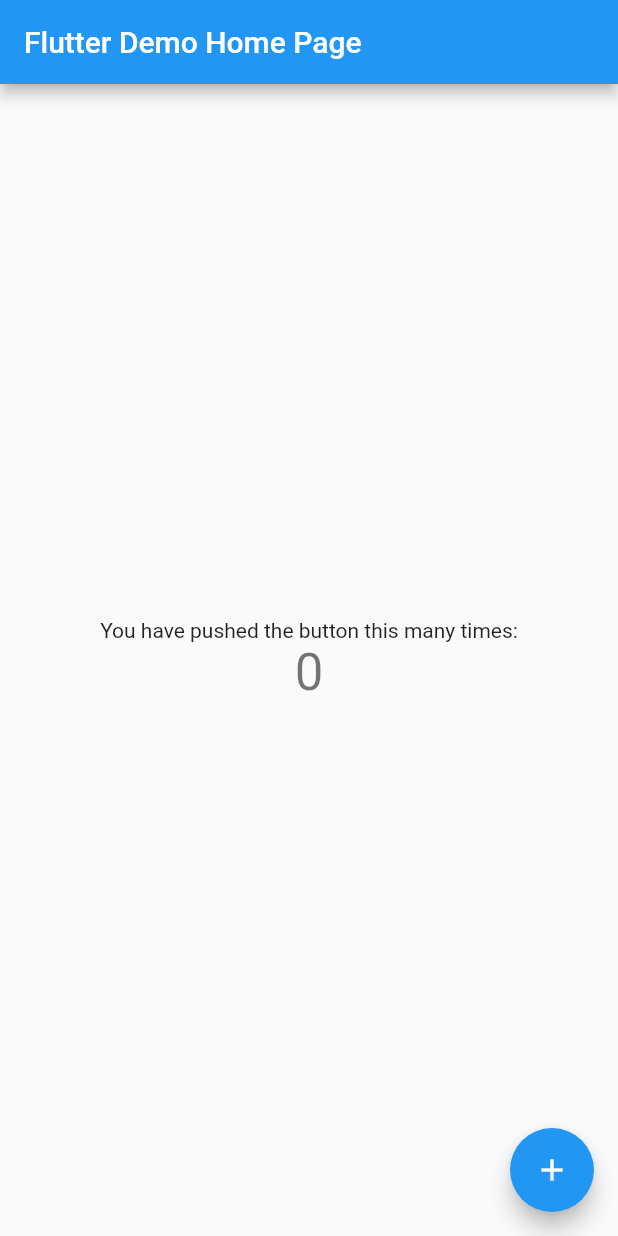
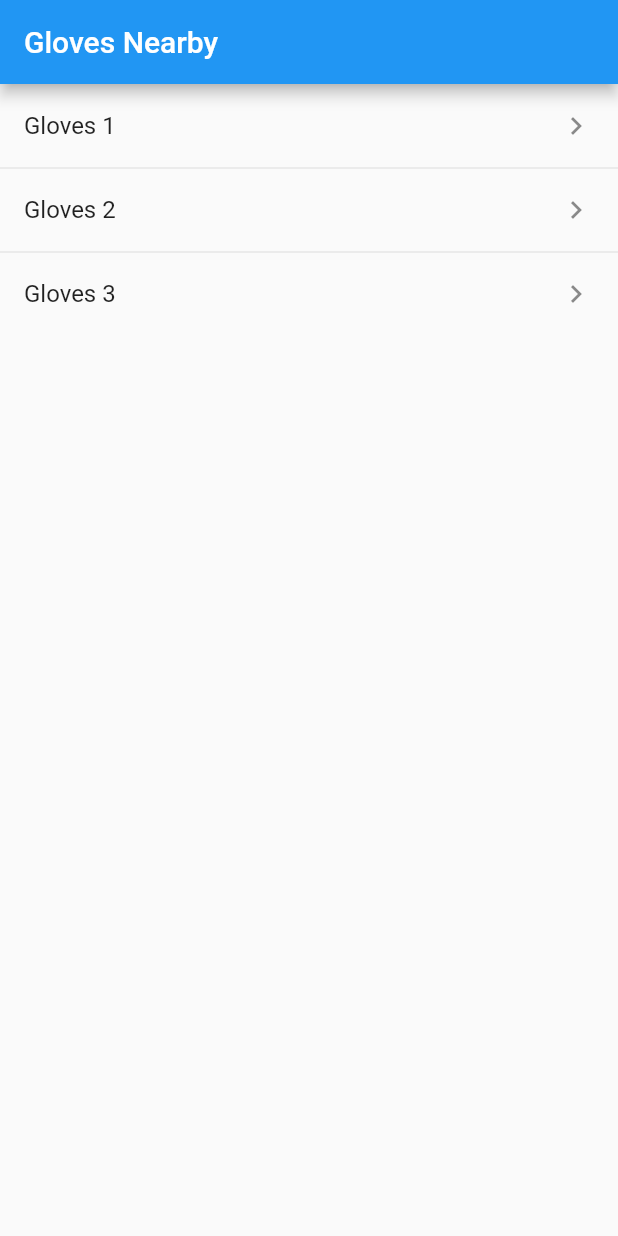
Before and after one commit to orion2166/measurement-gloves, a Flutter app: the screen it shows after launch, on a phone screen of 412 x 824 dp. Run offline on Flutter 3.47's test engine with Material 2 defaults, Android fonts, the light colour scheme and no system bars.

Commit message:
Add files via upload
Skeleton App UI

```diff
--- a/App/measurement_gloves/lib/main.dart
+++ b/App/measurement_gloves/lib/main.dart
@@ -1,117 +1,57 @@
 import 'package:flutter/material.dart';
 
-void main() {
-  runApp(MyApp());
-}
+import './GloveApp.dart';
+
+void main() => runApp(MyApp());
 
 class MyApp extends StatelessWidget {
-  // This widget is the root of your application.
   @override
   Widget build(BuildContext context) {
     return MaterialApp(
-      title: 'Flutter Demo',
-      theme: ThemeData(
-        // This is the theme of your application.
-        //
-        // Try running your application with "flutter run". You'll see the
-        // application has a blue toolbar. Then, without quitting the app, try
-        // changing the primarySwatch below to Colors.green and then invoke
-        // "hot reload" (press "r" in the console where you ran "flutter run",
-        // or simply save your changes to "hot reload" in a Flutter IDE).
-        // Notice that the counter didn't reset back to zero; the application
-        // is not restarted.
-        primarySwatch: Colors.blue,
-        // This makes the visual density adapt to the platform that you run
-        // the app on. For desktop platforms, the controls will be smaller and
-        // closer together (more dense) than on mobile platforms.
-        visualDensity: VisualDensity.adaptivePlatformDensity,
-      ),
-      home: MyHomePage(title: 'Flutter Demo Home Page'),
+      initialRoute: '/',
+      routes: {
+        '/': (context) => FirstScreen(),
+        '/GloveApp': (context) => GloveApp(),
+      },
     );
   }
 }
 
-class MyHomePage extends StatefulWidget {
-  MyHomePage({Key key, this.title}) : super(key: key);
-
-  // This widget is the home page of your application. It is stateful, meaning
-  // that it has a State object (defined below) that contains fields that affect
-  // how it looks.
-
-  // This class is the configuration for the state. It holds the values (in this
-  // case the title) provided by the parent (in this case the App widget) and
-  // used by the build method of the State. Fields in a Widget subclass are
-  // always marked "final".
-
-  final String title;
-
-  @override
-  _MyHomePageState createState() => _MyHomePageState();
-}
-
-class _MyHomePageState extends State<MyHomePage> {
-  int _counter = 0;
-
-  void _incrementCounter() {
-    setState(() {
-      // This call to setState tells the Flutter framework that something has
-      // changed in this State, which causes it to rerun the build method below
-      // so that the display can reflect the updated values. If we changed
-      // _counter without calling setState(), then the build method would not be
-      // called again, and so nothing would appear to happen.
-      _counter++;
-    });
-  }
-
+class FirstScreen extends StatelessWidget {
   @override
   Widget build(BuildContext context) {
-    // This method is rerun every time setState is called, for instance as done
-    // by the _incrementCounter method above.
-    //
-    // The Flutter framework has been optimized to make rerunning build methods
-    // fast, so that you can just rebuild anything that needs updating rather
-    // than having to individually change instances of widgets.
     return Scaffold(
       appBar: AppBar(
-        // Here we take the value from the MyHomePage object that was created by
-        // the App.build method, and use it to set our appbar title.
-        title: Text(widget.title),
+        title: Text('Gloves Nearby'),
       ),
-      body: Center(
-        // Center is a layout widget. It takes a single child and positions it
-        // in the middle of the parent.
-        child: Column(
-          // Column is also a layout widget. It takes a list of children and
-          // arranges them vertically. By default, it sizes itself to fit its
-          // children horizontally, and tries to be as tall as its parent.
-          //
-          // Invoke "debug painting" (press "p" in the console, choose the
-          // "Toggle Debug Paint" action from the Flutter Inspector in Android
-          // Studio, or the "Toggle Debug Paint" command in Visual Studio Code)
-          // to see the wireframe for each widget.
-          //
-          // Column has various properties to control how it sizes itself and
-          // how it positions its children. Here we use mainAxisAlignment to
-          // center the children vertically; the main axis here is the vertical
-          // axis because Columns are vertical (the cross axis would be
-          // horizontal).
-          mainAxisAlignment: MainAxisAlignment.center,
-          children: <Widget>[
-            Text(
-              'You have pushed the button this many times:',
+      body: ListView(
+        children: ListTile.divideTiles(
+          context: context,
+          tiles: [
+            ListTile(
+              title: Text('Gloves 1'),
+              trailing: Icon(Icons.keyboard_arrow_right),
+              onTap: () {
+                Navigator.of(context).pushNamed('/GloveApp');
+              },
             ),
-            Text(
-              '$_counter',
-              style: Theme.of(context).textTheme.headline4,
+            ListTile(
+              title: Text('Gloves 2'),
+              trailing: Icon(Icons.keyboard_arrow_right),
+              onTap: () {
+                Navigator.of(context).pushNamed('/GloveApp');
+              },
+            ),
+            ListTile(
+              title: Text('Gloves 3'),
+              trailing: Icon(Icons.keyboard_arrow_right),
+              onTap: () {
+                Navigator.of(context).pushNamed('/GloveApp');
+              },
             ),
           ],
-        ),
+        ).toList(),
       ),
-      floatingActionButton: FloatingActionButton(
-        onPressed: _incrementCounter,
-        tooltip: 'Increment',
-        child: Icon(Icons.add),
-      ), // This trailing comma makes auto-formatting nicer for build methods.
     );
   }
 }
```
Also changed, not shown: App/measurement_gloves/lib/GloveApp.dart (added, +56 -0 lines).
